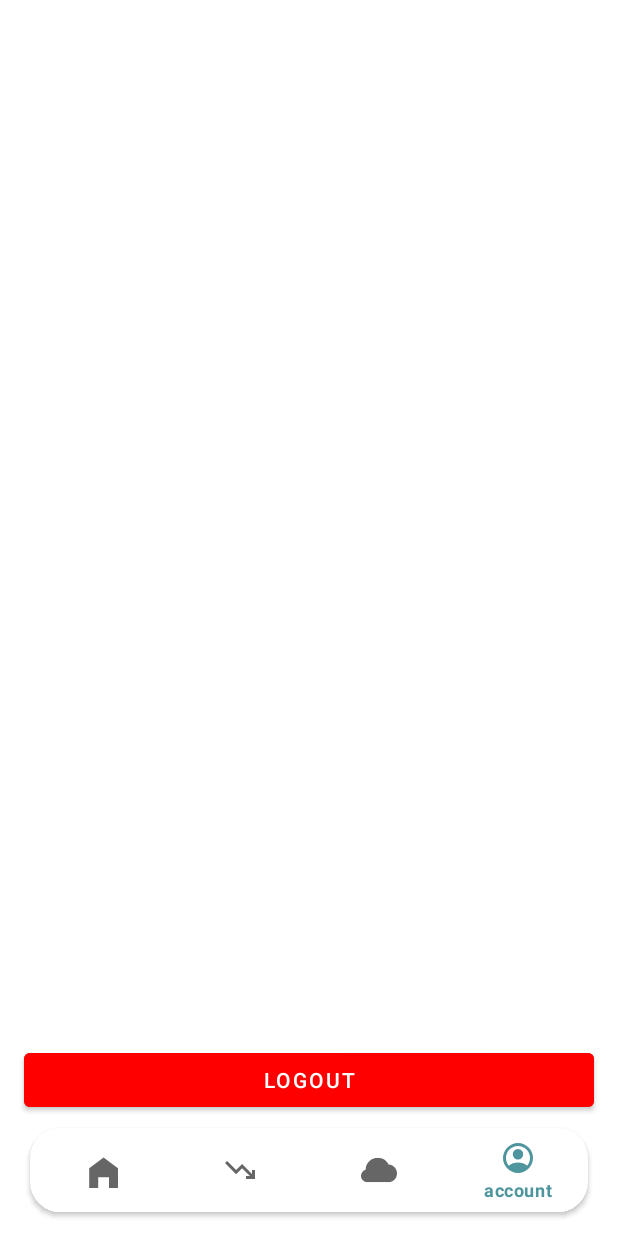
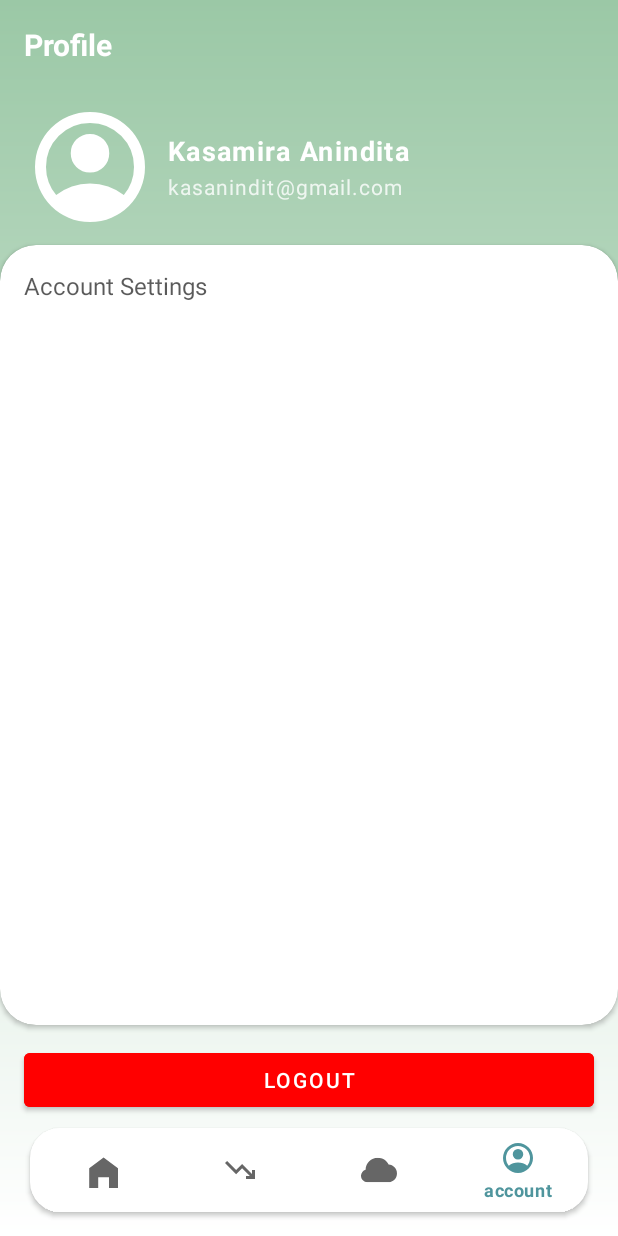
Before and after one commit to nauramufidh/StaySense, an Android app: the ProfileFragment screen opened through its navigation route, on a phone screen of 412 x 824 dp. Run offline under Robolectric (Android 15) with nearby library versions, the phone set to English and light mode, and no system bars; our stand-ins replace Firebase (no records; nobody signed in at launch, a user with empty details on screens opened directly), navigation-ui; libraries missing offline, so code that uses them is left out: com.anychart, com.anychart.chart, com.anychart.charts, com.anychart.enums; 19 statements that could not run were skipped.

Commit message:
update profile

```diff
--- a/app/src/main/res/layout/fragment_dashboard.xml
+++ b/app/src/main/res/layout/fragment_dashboard.xml
@@ -18,7 +18,7 @@
         android:id="@+id/tv_dashboard"
         android:layout_width="match_parent"
         android:layout_height="wrap_content"
-        android:layout_marginStart="8dp"
+        android:layout_marginStart="16dp"
         android:layout_marginTop="8dp"
         android:layout_marginBottom="10dp"
         android:text="@string/dashboard"
--- a/app/src/main/res/layout/fragment_predict.xml
+++ b/app/src/main/res/layout/fragment_predict.xml
@@ -11,7 +11,7 @@
         android:id="@+id/txt_title_predict_churn"
         android:layout_width="match_parent"
         android:layout_height="wrap_content"
-        android:layout_marginHorizontal="8dp"
+        android:layout_marginHorizontal="16dp"
         android:layout_marginTop="16dp"
         android:text="@string/predict_churn"
         android:textSize="20sp"
--- a/app/src/main/res/layout/fragment_profile.xml
+++ b/app/src/main/res/layout/fragment_profile.xml
@@ -5,7 +5,124 @@
     android:layout_height="match_parent"
     xmlns:app="http://schemas.android.com/apk/res-auto"
     tools:context=".ui.profile.ProfileFragment"
-    android:paddingBottom="64dp">
+    android:paddingBottom="64dp"
+    android:background="@drawable/bg_tosca_gradient">
+
+    <TextView
+        android:id="@+id/tv_profile"
+        android:layout_width="wrap_content"
+        android:layout_height="wrap_content"
+        app:layout_constraintTop_toTopOf="parent"
+        app:layout_constraintStart_toStartOf="parent"
+        android:layout_marginStart="16dp"
+        android:layout_marginTop="16dp"
+        android:layout_marginBottom="10dp"
+        android:text="@string/profile"
+        android:textSize="20sp"
+        android:textStyle="bold"
+        android:textColor="@color/white"/>
+
+    <LinearLayout
+        android:id="@+id/ll_biodata"
+        android:layout_width="match_parent"
+        android:layout_height="wrap_content"
+        android:layout_marginHorizontal="8dp"
+        android:layout_marginTop="16dp"
+        app:layout_constraintTop_toBottomOf="@id/tv_profile"
+        app:layout_constraintStart_toStartOf="parent"
+        app:layout_constraintEnd_toEndOf="parent">
+
+        <ImageView
+            android:id="@+id/iv_profile"
+            android:layout_width="88dp"
+            android:layout_height="88dp"
+            android:src="@drawable/account_circle"
+            android:layout_marginStart="8dp"
+            android:layout_marginTop="8dp"
+            android:layout_marginBottom="8dp"
+            app:tint="@color/white" />
+
+        <LinearLayout
+            android:layout_width="match_parent"
+            android:layout_height="wrap_content"
+            android:orientation="vertical"
+            android:layout_marginHorizontal="8dp"
+            android:layout_gravity="center_vertical">
+
+            <TextView
+                android:id="@+id/tv_username"
+                android:layout_width="match_parent"
+                android:layout_height="wrap_content"
+                android:text="Kasamira Anindita"
+                android:textSize="18sp"
+                android:textColor="@color/white"
+                android:textStyle="bold"
+                android:letterSpacing="0.05"/>
+
+            <TextView
+                android:id="@+id/tv_email"
+                android:layout_width="match_parent"
+                android:layout_height="wrap_content"
+                android:layout_marginTop="2dp"
+                android:text="kasanindit@gmail.com"
+                android:textColor="@color/white"
+                android:alpha="0.8"
+                android:letterSpacing="0.05"/>
+
+
+        </LinearLayout>
+
+    </LinearLayout>
+
+
+    <androidx.cardview.widget.CardView
+        android:layout_width="match_parent"
+        android:layout_height="520dp"
+        app:cardCornerRadius="24dp"
+        android:paddingBottom="8dp"
+        android:background="@drawable/style_corner_top"
+        app:layout_constraintTop_toBottomOf="@id/ll_biodata"
+        app:layout_constraintStart_toStartOf="parent"
+        app:layout_constraintEnd_toEndOf="parent">
+
+        <LinearLayout
+            android:id="@+id/ll_profile_card"
+            android:layout_width="match_parent"
+            android:layout_height="wrap_content"
+            android:orientation="vertical"
+            android:layout_margin="8dp">
+
+            <TextView
+                android:id="@+id/tv_title_account_settings"
+                android:layout_width="match_parent"
+                android:layout_height="wrap_content"
+                android:text="@string/account_settings"
+                android:alpha="0.65"
+                android:layout_margin="8dp"
+                android:textSize="16sp" />
+
+            <LinearLayout
+                android:id="@+id/ll_personal_information"
+                android:layout_width="match_parent"
+                android:layout_height="wrap_content"
+                android:orientation="horizontal">
+
+
+
+            </LinearLayout>
+
+
+        </LinearLayout>
+
+
+
+
+
+
+
+    </androidx.cardview.widget.CardView>
+
+
 
     <Button
         android:id="@+id/btn_logout"
@@ -16,4 +133,6 @@
         android:backgroundTint="@color/red"
         app:layout_constraintBottom_toBottomOf="parent"/>
 
+
+
 </androidx.constraintlayout.widget.ConstraintLayout>
```
